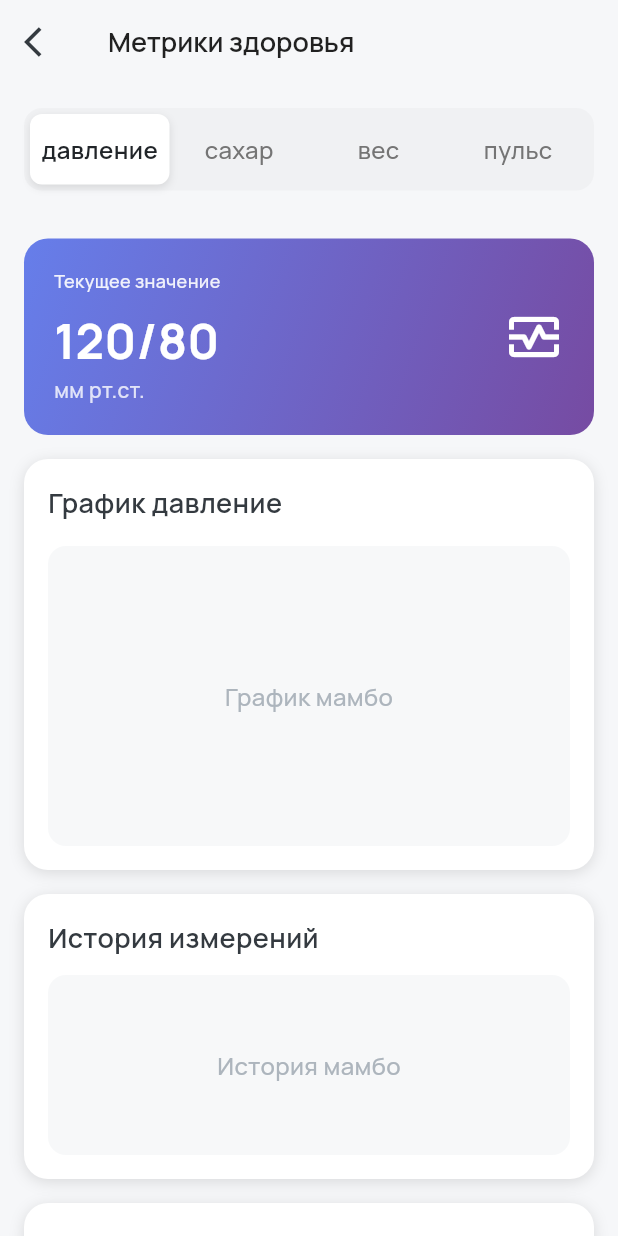
After one commit to ForentDich/Pressure-Oracle, a Flutter app: the MetricsContainerPage screen opened directly, on a phone screen of 412 x 824 dp. The commit adds this screen. Run offline on Flutter 3.47's test engine with Material 3 defaults, Android fonts, the phone set to English and light mode, and no system bars; missing offline and left inert: wolt_modal_sheet.

Commit message:
Добавлен подробный просмотр метрик

```diff
--- a/mobile-app/health_oracle/lib/core/theme/colors.dart
+++ b/mobile-app/health_oracle/lib/core/theme/colors.dart
@@ -19,7 +19,7 @@ class AppColors {
   static const Color neutral900 = Color(0xFF212529);
 
   // Semantic colors
-  static const Color actionPrimary = Color(0xFF4A4C87);
+  static const Color actionPrimary = Color(0xFF353539);
   static const Color buttonBorder = Color(0xFFE9ECEF);
   static const Color cardShadow = Color(0x1F000000);
 
--- a/mobile-app/health_oracle/lib/core/theme/text_styles.dart
+++ b/mobile-app/health_oracle/lib/core/theme/text_styles.dart
@@ -28,7 +28,7 @@ class TextStyles {
     fontWeight: FontWeight.w500, // 500 = Medium
     color: Colors.white,
   );
-  // Добавьте в text_styles.dart
+
 static const TextStyle labelXSmall = TextStyle(
   fontFamily: 'Manrope',
   fontSize: 16,
--- a/mobile-app/health_oracle/lib/core/widgets/bottom_entry_menu.dart
+++ b/mobile-app/health_oracle/lib/core/widgets/bottom_entry_menu.dart
@@ -120,6 +120,7 @@ class _BottomEntryMenuState extends State<BottomEntryMenu> {
             ),
           ),
 
+
           const SizedBox(height: 16),
 
           LayoutBuilder(
--- a/mobile-app/health_oracle/lib/features/home/presentation/widgets/metrics_grid.dart
+++ b/mobile-app/health_oracle/lib/features/home/presentation/widgets/metrics_grid.dart
@@ -1,8 +1,9 @@
-
 import 'package:flutter/material.dart';
 import '../../../../core/widgets/health_card.dart';
 import '../../../../core/theme/colors.dart';
 import '../../../../core/i18n/strings.dart';
+import '../../../metrics/presentation/pages/metrics_container_page.dart';
+import '../../../metrics/domain/metric_factory.dart';
 
 class MetricsGrid extends StatelessWidget {
   const MetricsGrid({super.key});
@@ -14,8 +15,6 @@ class MetricsGrid extends StatelessWidget {
       child: Column(
         crossAxisAlignment: CrossAxisAlignment.start,
         children: [
-
-
           GridView.count(
             shrinkWrap: true,
             physics: const NeverScrollableScrollPhysics(),
@@ -36,6 +35,16 @@ class MetricsGrid extends StatelessWidget {
                   color: Colors.white,
                   size: 24,
                 ),
+                onTap: () {
+                  Navigator.push(
+                    context,
+                    MaterialPageRoute(
+                      builder: (context) => MetricsContainerPage(
+                        initialTab: MetricType.pressure,
+                      ),
+                    ),
+                  );
+                },
               ),
 
               HealthCard(
@@ -49,6 +58,16 @@ class MetricsGrid extends StatelessWidget {
                   color: Colors.white,
                   size: 24,
                 ),
+                onTap: () {
+                  Navigator.push(
+                    context,
+                    MaterialPageRoute(
+                      builder: (context) => MetricsContainerPage(
+                        initialTab: MetricType.pulse,
+                      ),
+                    ),
+                  );
+                },
               ),
 
               HealthCard(
@@ -62,6 +81,16 @@ class MetricsGrid extends StatelessWidget {
                   color: Colors.white,
                   size: 24,
                 ),
+                onTap: () {
+                  Navigator.push(
+                    context,
+                    MaterialPageRoute(
+                      builder: (context) => MetricsContainerPage(
+                        initialTab: MetricType.sugar,
+                      ),
+                    ),
+                  );
+                },
               ),
 
               HealthCard(
@@ -75,6 +104,16 @@ class MetricsGrid extends StatelessWidget {
                   color: Colors.white,
                   size: 24,
                 ),
+                onTap: () {
+                  Navigator.push(
+                    context,
+                    MaterialPageRoute(
+                      builder: (context) => MetricsContainerPage(
+                        initialTab: MetricType.weight,
+                      ),
+                    ),
+                  );
+                },
               ),
             ],
           ),
--- /dev/null
+++ b/mobile-app/health_oracle/lib/features/metrics/domain/metric_factory.dart
@@ -0,0 +1,24 @@
+import 'metric_interface.dart';
+import 'metrics/pressure_metric.dart';
+import 'metrics/sugar_metric.dart';
+import 'metrics/weight_metric.dart';
+import 'metrics/pulse_metric.dart';
+
+enum MetricType { pressure, sugar, weight, pulse }
+
+class MetricFactory {
+  static MetricInterface create(MetricType type) {
+    switch (type) {
+      case MetricType.pressure:
+        return PressureMetric();
+      case MetricType.sugar:
+        return SugarMetric();
+      case MetricType.weight:
+        return WeightMetric();
+      case MetricType.pulse:
+        return PulseMetric();
+    }
+  }
+
+  static List<MetricType> get allTypes => MetricType.values;
+}
--- /dev/null
+++ b/mobile-app/health_oracle/lib/features/metrics/domain/metric_interface.dart
@@ -0,0 +1,11 @@
+import 'package:flutter/material.dart';
+
+abstract class MetricInterface {
+  String get title;
+  String get unit;
+  Gradient get gradient;
+  IconData get icon;
+  String get currentValue;
+  String get description;
+  String get lastUpdate;
+}
--- /dev/null
+++ b/mobile-app/health_oracle/lib/features/metrics/domain/metrics/pressure_metric.dart
@@ -0,0 +1,26 @@
+import 'package:flutter/material.dart';
+import '../metric_interface.dart';
+import '../../../../core/theme/colors.dart';
+
+class PressureMetric implements MetricInterface {
+  @override
+  String get title => 'ДАВЛЕНИЕ';
+
+  @override
+  String get unit => 'мм рт.ст.';
+
+  @override
+  Gradient get gradient => AppColors.pressureGradient;
+
+  @override
+  IconData get icon => Icons.monitor_heart_outlined;
+
+  @override
+  String get currentValue => '120/80';
+
+  @override
+  String get description => 'Артериальное давление - важный показатель работы сердечно-сосудистой системы. Нормальные значения: 120/80 мм рт.ст.';
+
+  @override
+  String get lastUpdate => 'Сегодня 10:30';
+}
--- /dev/null
+++ b/mobile-app/health_oracle/lib/features/metrics/domain/metrics/pulse_metric.dart
@@ -0,0 +1,26 @@
+import 'package:flutter/material.dart';
+import '../metric_interface.dart';
+import '../../../../core/theme/colors.dart';
+
+class PulseMetric implements MetricInterface {
+  @override
+  String get title => 'ПУЛЬС';
+
+  @override
+  String get unit => 'уд/мин';
+
+  @override
+  Gradient get gradient => AppColors.pulseGradient;
+
+  @override
+  IconData get icon => Icons.favorite_outline;
+
+  @override
+  String get currentValue => '72';
+
+  @override
+  String get description => 'Частота сердечных сокращений в покое у взрослых: 60-100 ударов в минуту';
+
+  @override
+  String get lastUpdate => 'Сегодня 09:45';
+}
--- /dev/null
+++ b/mobile-app/health_oracle/lib/features/metrics/domain/metrics/sugar_metric.dart
@@ -0,0 +1,26 @@
+import 'package:flutter/material.dart';
+import '../metric_interface.dart';
+import '../../../../core/theme/colors.dart';
+
+class SugarMetric implements MetricInterface {
+  @override
+  String get title => 'САХАР';
+
+  @override
+  String get unit => 'ммоль/л';
+
+  @override
+  Gradient get gradient => AppColors.sugarGradient;
+
+  @override
+  IconData get icon => Icons.bloodtype_outlined;
+
+  @override
+  String get currentValue => '5.2';
+
+  @override
+  String get description => 'Уровень глюкозы в крови показывает эффективность углеводного обмена. Норма натощак: 3.3-5.5 ммоль/л';
+
+  @override
+  String get lastUpdate => 'Вчера 08:15';
+}
--- /dev/null
+++ b/mobile-app/health_oracle/lib/features/metrics/domain/metrics/weight_metric.dart
@@ -0,0 +1,26 @@
+import 'package:flutter/material.dart';
+import '../metric_interface.dart';
+import '../../../../core/theme/colors.dart';
+
+class WeightMetric implements MetricInterface {
+  @override
+  String get title => 'ВЕС';
+
+  @override
+  String get unit => 'кг';
+
+  @override
+  Gradient get gradient => AppColors.weightGradient;
+
+  @override
+  IconData get icon => Icons.monitor_weight_outlined;
+
+  @override
+  String get currentValue => '75.2';
+
+  @override
+  String get description => 'Контроль веса помогает следить за общим состоянием здоровья и эффективностью диеты/тренировок';
+
+  @override
+  String get lastUpdate => '3 дня назад';
+}
--- /dev/null
+++ b/mobile-app/health_oracle/lib/features/metrics/presentation/pages/metric_tab_content.dart
@@ -0,0 +1,37 @@
+import 'package:flutter/material.dart';
+import '../../domain/metric_factory.dart';
+import '../widgets/metric_chart.dart';
+import '../widgets/metric_history.dart';
+import '../widgets/metric_info_card.dart';
+import '../widgets/metric_stats.dart';
+
+class MetricTabContent extends StatelessWidget {
+  final MetricType metricType;
+
+  const MetricTabContent({
+    super.key,
+    required this.metricType,
+  });
+
+  @override
+  Widget build(BuildContext context) {
+    final metric = MetricFactory.create(metricType);
+
+    return SingleChildScrollView(
+      padding: const EdgeInsets.all(16),
+      child: Column(
+        crossAxisAlignment: CrossAxisAlignment.stretch,
+        children: [
+          MetricStats(metric: metric),
+          const SizedBox(height: 16),
+          MetricChart(metric: metric),
+          const SizedBox(height: 16),
+          MetricHistory(metric: metric),
+          const SizedBox(height: 16),
+          MetricInfoCard(metric: metric),
+          const SizedBox(height: 24),
+        ],
+      ),
+    );
+  }
+}
--- /dev/null
+++ b/mobile-app/health_oracle/lib/features/metrics/presentation/pages/metrics_container_page.dart
@@ -0,0 +1,104 @@
+import 'package:flutter/material.dart';
+import '../../../../core/theme/colors.dart';
+import '../../../../core/theme/text_styles.dart';
+import '../../domain/metric_factory.dart';
+import 'metric_tab_content.dart';
+
+class MetricsContainerPage extends StatefulWidget {
+  final MetricType initialTab;
+
+  const MetricsContainerPage({
+    super.key,
+    this.initialTab = MetricType.pressure,
+  });
+
+  @override
+  State<MetricsContainerPage> createState() => _MetricsContainerPageState();
+}
+
+class _MetricsContainerPageState extends State<MetricsContainerPage> {
+  MetricType _selectedMetric = MetricType.pressure;
+
+  @override
+  void initState() {
+    super.initState();
+    _selectedMetric = widget.initialTab;
+  }
+
+  @override
+  Widget build(BuildContext context) {
+    return Scaffold(
+      backgroundColor: AppColors.background,
+
+      appBar: AppBar(
+        leading: IconButton(
+          icon: const Icon(Icons.arrow_back_ios, color: AppColors.neutral800),
+          onPressed: () => Navigator.of(context).pop(),
+        ),
+        title: const Text('Метрики здоровья', style: TextStyles.titleMedium),
+        backgroundColor: Colors.transparent,
+        elevation: 0,
+        centerTitle: false,
+      ),
+
+      body: Column(
+        children: [
+          Container(
+            margin: const EdgeInsets.all(16),
+            padding: const EdgeInsets.all(4),
+            decoration: BoxDecoration(
+              color: AppColors.neutral200,
+              borderRadius: BorderRadius.circular(12),
+            ),
+            child: Row(
+              children: MetricFactory.allTypes.map((metricType) {
+                final metric = MetricFactory.create(metricType);
+                final isSelected = _selectedMetric == metricType;
+
+                return Expanded(
+                  child: GestureDetector(
+                    onTap: () => setState(() => _selectedMetric = metricType),
+                    child: AnimatedContainer(
+                      duration: const Duration(milliseconds: 200),
+                      padding: const EdgeInsets.symmetric(vertical: 12),
+                      decoration: BoxDecoration(
+                        color: isSelected ? AppColors.surface : Colors.transparent,
+                        borderRadius: BorderRadius.circular(8),
+                        boxShadow: isSelected ? [
+                          BoxShadow(
+                            color: Colors.black.withOpacity(0.1),
+                            blurRadius: 4,
+                            offset: const Offset(0, 2),
+                          ),
+                        ] : null,
+                      ),
+                      child: Text(
+                        metric.title.toLowerCase(),
+                        textAlign: TextAlign.center,
+                        style: TextStyles.bodyMedium.copyWith(
+                          fontWeight: isSelected ? FontWeight.w600 : FontWeight.w500,
+                          color: isSelected ? AppColors.neutral900 : AppColors.neutral600,
+                        ),
+                      ),
+                    ),
+                  ),
+                );
+              }).toList(),
+            ),
+          ),
+
+
+          Expanded(
+            child: AnimatedSwitcher(
+              duration: const Duration(milliseconds: 300),
+              child: MetricTabContent(
+                key: ValueKey(_selectedMetric),
+                metricType: _selectedMetric,
+              ),
+            ),
+          ),
+        ],
+      ),
+    );
+  }
+}
--- /dev/null
+++ b/mobile-app/health_oracle/lib/features/metrics/presentation/widgets/metric_chart.dart
@@ -0,0 +1,58 @@
+import 'package:flutter/material.dart';
+import '../../domain/metric_interface.dart';
+import '../../../../core/theme/text_styles.dart';
+import '../../../../core/theme/colors.dart';
+
+class MetricChart extends StatelessWidget {
+  final MetricInterface metric;
+
+  const MetricChart({
+    super.key,
+    required this.metric,
+  });
+
+  @override
+  Widget build(BuildContext context) {
+    return Container(
+      padding: const EdgeInsets.all(16),
+      decoration: BoxDecoration(
+        color: AppColors.surface,
+        borderRadius: BorderRadius.circular(16),
+        boxShadow: [
+          BoxShadow(
+            color: AppColors.cardShadow,
+            blurRadius: 8,
+            offset: const Offset(0, 2),
+          ),
+        ],
+      ),
+      child: Column(
+        crossAxisAlignment: CrossAxisAlignment.start,
+        children: [
+          Text(
+            'График ${metric.title.toLowerCase()}',
+            style: TextStyles.titleMedium.copyWith(
+              color: AppColors.neutral800,
+            ),
+          ),
+          const SizedBox(height: 16),
+          Container(
+            height: 200,
+            decoration: BoxDecoration(
+              color: AppColors.neutral100,
+              borderRadius: BorderRadius.circular(12),
+            ),
+            child: Center(
+              child: Text(
+                'График мамбо',
+                style: TextStyles.bodyMedium.copyWith(
+                  color: AppColors.neutral500,
+                ),
+              ),
+            ),
+          ),
+        ],
+      ),
+    );
+  }
+}
--- /dev/null
+++ b/mobile-app/health_oracle/lib/features/metrics/presentation/widgets/metric_history.dart
@@ -0,0 +1,58 @@
+import 'package:flutter/material.dart';
+import '../../domain/metric_interface.dart';
+import '../../../../core/theme/text_styles.dart';
+import '../../../../core/theme/colors.dart';
+
+class MetricHistory extends StatelessWidget {
+  final MetricInterface metric;
+
+  const MetricHistory({
+    super.key,
+    required this.metric,
+  });
+
+  @override
+  Widget build(BuildContext context) {
+    return Container(
+      padding: const EdgeInsets.all(16),
+      decoration: BoxDecoration(
+        color: AppColors.surface,
+        borderRadius: BorderRadius.circular(16),
+        boxShadow: [
+          BoxShadow(
+            color: AppColors.cardShadow,
+            blurRadius: 8,
+            offset: const Offset(0, 2),
+          ),
+        ],
+      ),
+      child: Column(
+        crossAxisAlignment: CrossAxisAlignment.start,
+        children: [
+          Text(
+            'История измерений',
+            style: TextStyles.titleMedium.copyWith(
+              color: AppColors.neutral800,
+            ),
+          ),
+          const SizedBox(height: 12),
+          Container(
+            height: 120,
+            decoration: BoxDecoration(
+              color: AppColors.neutral100,
+              borderRadius: BorderRadius.circular(12),
+            ),
+            child: Center(
+              child: Text(
+                'История мамбо',
+                style: TextStyles.bodyMedium.copyWith(
+                  color: AppColors.neutral500,
+                ),
+              ),
+            ),
+          ),
+        ],
+      ),
+    );
+  }
+}
--- /dev/null
+++ b/mobile-app/health_oracle/lib/features/metrics/presentation/widgets/metric_info_card.dart
@@ -0,0 +1,50 @@
+import 'package:flutter/material.dart';
+import '../../domain/metric_interface.dart';
+import '../../../../core/theme/text_styles.dart';
+import '../../../../core/theme/colors.dart';
+
+class MetricInfoCard extends StatelessWidget {
+  final MetricInterface metric;
+
+  const MetricInfoCard({
+    super.key,
+    required this.metric,
+  });
+
+  @override
+  Widget build(BuildContext context) {
+    return Container(
+      padding: const EdgeInsets.all(16),
+      decoration: BoxDecoration(
+        color: AppColors.surface,
+        borderRadius: BorderRadius.circular(16),
+        boxShadow: [
+          BoxShadow(
+            color: AppColors.cardShadow,
+            blurRadius: 8,
+            offset: const Offset(0, 2),
+          ),
+        ],
+      ),
+      child: Column(
+        crossAxisAlignment: CrossAxisAlignment.start,
+        children: [
+          Text(
+            'О метрике',
+            style: TextStyles.titleMedium.copyWith(
+              color: AppColors.neutral800,
+            ),
+          ),
+          const SizedBox(height: 8),
+          Text(
+            metric.description,
+            style: TextStyles.bodyMedium.copyWith(
+              color: AppColors.neutral600,
+              height: 1.4,
+            ),
+          ),
+        ],
+      ),
+    );
+  }
+}
--- /dev/null
+++ b/mobile-app/health_oracle/lib/features/metrics/presentation/widgets/metric_stats.dart
@@ -0,0 +1,55 @@
+import 'package:flutter/material.dart';
+import '../../domain/metric_interface.dart';
+import '../../../../core/theme/text_styles.dart';
+
+class MetricStats extends StatelessWidget {
+  final MetricInterface metric;
+
+  const MetricStats({
+    super.key,
+    required this.metric,
+  });
+
+  @override
+  Widget build(BuildContext context) {
+    return Container(
+      padding: const EdgeInsets.all(20),
+      decoration: BoxDecoration(
+        gradient: metric.gradient,
+        borderRadius: BorderRadius.circular(16),
+      ),
+      child: Row(
+        mainAxisAlignment: MainAxisAlignment.spaceBetween,
+        children: [
+          Column(
+            crossAxisAlignment: CrossAxisAlignment.start,
+            children: [
+              Text(
+                'Текущее значение',
+                style: TextStyles.labelSmall.copyWith(
+                  color: Colors.white.withOpacity(0.9),
+                ),
+              ),
+              const SizedBox(height: 8),
+              Text(
+                metric.currentValue,
+                style: TextStyles.headlineLarge.copyWith(
+                  color: Colors.white,
+                  fontSize: 32,
+                ),
+              ),
+              Text(
+                metric.unit,
+                style: TextStyles.bodyMedium.copyWith(
+                  color: Colors.white.withOpacity(0.8),
+                  fontSize: 14,
+                ),
+              ),
+            ],
+          ),
+          Icon(metric.icon, color: Colors.white, size: 40),
+        ],
+      ),
+    );
+  }
+}
```
